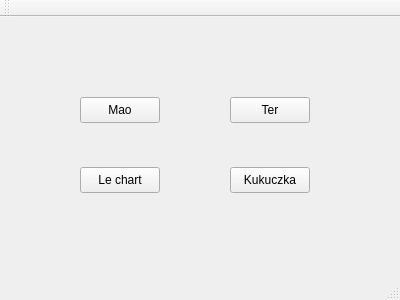
First picture: the form in ExplosionTest/mainwindow.ui, repository TyeYeah/ExplosionTestQTDemo, before the edit.
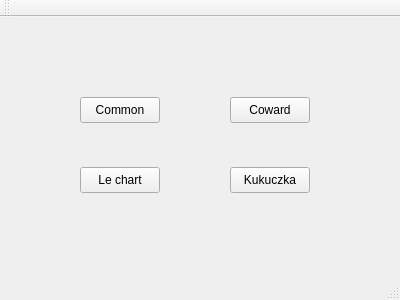
Second picture: the form after the edit.

Patch:
```diff
--- a/ExplosionTest/mainwindow.ui
+++ b/ExplosionTest/mainwindow.ui
@@ -24,7 +24,7 @@
      </rect>
     </property>
     <property name="text">
-     <string>Mao</string>
+     <string>Common</string>
     </property>
    </widget>
    <widget class="QPushButton" name="terbt">
@@ -37,7 +37,7 @@
      </rect>
     </property>
     <property name="text">
-     <string>Ter</string>
+     <string>Coward</string>
     </property>
    </widget>
    <widget class="QPushButton" name="lebt">
```
